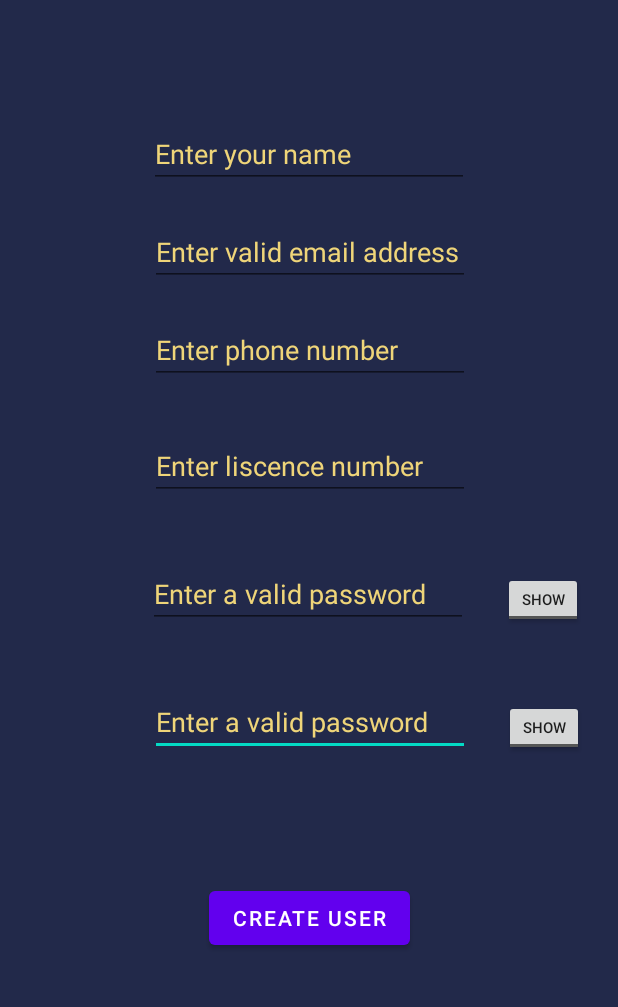
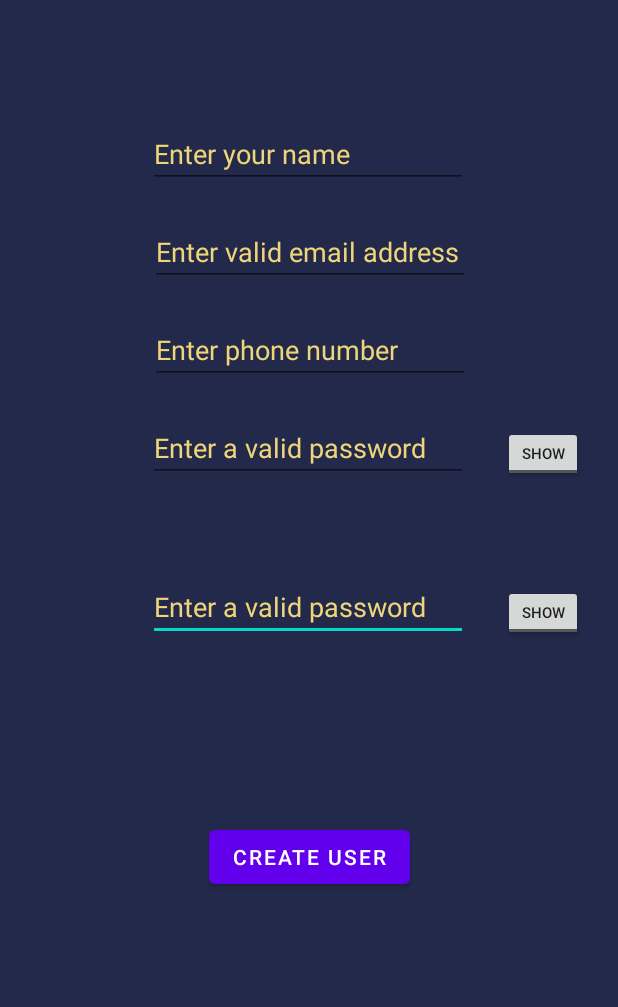
Before and after one commit to rk-3131/Go-Agro-Project, an Android app: the screen it shows after launch (CreateUserActivity2), after a tap on "New User?", on a phone screen of 412 x 824 dp, the part 216-1223 px from its top. Run offline under Robolectric (Android 15) with nearby library versions, the phone set to English and light mode, and no system bars; our stand-ins replace Firebase (no records; nobody signed in at launch, a user with empty details on screens opened directly).

Commit message:
Minor Glitches about data saving resolved

```diff
--- a/app/src/main/AndroidManifest.xml
+++ b/app/src/main/AndroidManifest.xml
@@ -2,6 +2,8 @@
 <manifest xmlns:android="http://schemas.android.com/apk/res/android"
     xmlns:tools="http://schemas.android.com/tools"
     package="com.example.goagro">
+
+    <uses-permission android:name="android.permission.INTERNET" />
 
     <application
         android:allowBackup="true"
--- a/app/src/main/java/com/example/goagro/CreateUserActivity2.java
+++ b/app/src/main/java/com/example/goagro/CreateUserActivity2.java
@@ -35,7 +35,6 @@ public class CreateUserActivity2 extends AppCompatActivity {
     EditText name;
     EditText email;
     EditText phone;
-    EditText licence;
     EditText pass1;
     EditText pass2;
     Button newUser;
@@ -50,7 +49,6 @@ public class CreateUserActivity2 extends AppCompatActivity {
         name = findViewById(R.id.Name);
         email = findViewById(R.id.emailAddress);
         phone = findViewById(R.id.phoneNumber);
-        licence = findViewById(R.id.liscenceNumber);
         pass1 = findViewById(R.id.password1);
         pass2 = findViewById(R.id.password2);
         newUser = findViewById(R.id.signUpButton);
@@ -64,7 +62,6 @@ public class CreateUserActivity2 extends AppCompatActivity {
                 String txt_name = name.getText().toString();
                 String txt_email = email.getText().toString();
                 String txt_phone = phone.getText().toString();
-                String txt_licence = licence.getText().toString();
                 String txt_pass1 = pass1.getText().toString();
                 String txt_pass2 = pass2.getText().toString();
 
@@ -75,7 +72,7 @@ public class CreateUserActivity2 extends AppCompatActivity {
                 }else if (TextUtils.isEmpty(txt_email) || TextUtils.isEmpty(txt_pass1) || TextUtils.isEmpty(txt_name)){
                     Toast.makeText(CreateUserActivity2.this, "Don't leave any of the field empty", Toast.LENGTH_SHORT).show();
                 }else{
-                    createUser(txt_name, txt_email, txt_phone, txt_licence, txt_pass1);
+                    createUser(txt_name, txt_email, txt_phone, txt_pass1);
                 }
 
             }
@@ -107,7 +104,7 @@ public class CreateUserActivity2 extends AppCompatActivity {
 
 
     }
-    public void createUser(String name, String mail, String phone, String licence, String pass){
+    public void createUser(String name, String mail, String phone, String pass){
         auth.createUserWithEmailAndPassword(mail, pass).addOnCompleteListener(new OnCompleteListener<AuthResult>() {
             @Override
             public void onComplete(@NonNull Task<AuthResult> task) {
@@ -119,7 +116,7 @@ public class CreateUserActivity2 extends AppCompatActivity {
                         public void onComplete(@NonNull Task<Void> task) {
                             Toast.makeText(CreateUserActivity2.this, "Email message for verification sent successfully verify the email and then you can log into the account", Toast.LENGTH_LONG).show();
 //                        storeData(name, mail, phone, licence);
-                            sendDataToMainActivity(name, mail, phone, licence);
+                            sendDataToMainActivity(name, mail, phone);
 //                        startActivity(new Intent(CreateUserActivity2.this, MainActivity.class));
                         }
                     }).addOnFailureListener(new OnFailureListener() {
@@ -138,12 +135,11 @@ public class CreateUserActivity2 extends AppCompatActivity {
         });
     }
 
-    public void sendDataToMainActivity(String name, String email, String phone, String licence){
+    public void sendDataToMainActivity(String name, String email, String phone){
         Intent intent = new Intent(CreateUserActivity2.this, MainActivity.class);
         intent.putExtra("C_name", name);
         intent.putExtra("C_email", email);
         intent.putExtra("C_phone", phone);
-        intent.putExtra("C_licence", licence);
 
         startActivity(intent);
 
--- a/app/src/main/java/com/example/goagro/MainActivity.java
+++ b/app/src/main/java/com/example/goagro/MainActivity.java
@@ -35,9 +35,6 @@ public class MainActivity extends AppCompatActivity {
     ToggleButton showPass;
 
 
-
-
-
     @Override
     protected void onCreate(Bundle savedInstanceState) {
         super.onCreate(savedInstanceState);
@@ -58,6 +55,13 @@ public class MainActivity extends AppCompatActivity {
             Toast.makeText(this, "User logged in with previous entries", Toast.LENGTH_SHORT).show();
         }
 
+        Bundle extras = getIntent().getExtras();
+//        this will be null if we don't have any data from the createuser activity
+
+        if (extras != null){
+            saveInDatabase();
+        }
+//        if we have got something from other activity then we will save in the database
 
         newUserReg.setOnClickListener(new View.OnClickListener() {
             @Override
@@ -100,8 +104,9 @@ public class MainActivity extends AppCompatActivity {
                 if (task.isSuccessful()){
                     FirebaseUser user = FirebaseAuth.getInstance().getCurrentUser();
                     if (user.isEmailVerified()){
-                        saveInDatabase();
+//                        saveInDatabase();
                         startActivity(new Intent(MainActivity.this, IntroActivity2.class));
+                        finish();
                     }
                     else{
                         Toast.makeText(MainActivity.this, "Verify your email first and then come back", Toast.LENGTH_SHORT).show();
@@ -118,7 +123,6 @@ public class MainActivity extends AppCompatActivity {
         String name = intent.getStringExtra("C_name");
         String email = intent.getStringExtra("C_email");
         String phone = intent.getStringExtra("C_phone");
-        String licence = intent.getStringExtra("C_licence");
 
         FirebaseFirestore db = FirebaseFirestore.getInstance();
         FirebaseUser user = FirebaseAuth.getInstance().getCurrentUser();
@@ -129,7 +133,6 @@ public class MainActivity extends AppCompatActivity {
         map.put("Name", name);
         map.put("Email", email);
         map.put("Phone", phone);
-        map.put("Licence", licence);
 
         if (map != null){
             db.collection(userUid).document(name).set(map).addOnCompleteListener(new OnCompleteListener<Void>() {
--- a/app/src/main/res/layout/activity_create_user2.xml
+++ b/app/src/main/res/layout/activity_create_user2.xml
@@ -11,15 +11,17 @@
         android:id="@+id/password2"
         android:layout_width="wrap_content"
         android:layout_height="wrap_content"
-        android:layout_marginTop="40dp"
+        android:layout_marginTop="20dp"
         android:ems="10"
         android:hint="Enter a valid password"
         android:inputType="textPassword"
         android:textColorHint="#EFD579"
+        app:layout_constraintBottom_toTopOf="@+id/signUpButton"
         app:layout_constraintEnd_toEndOf="parent"
-        app:layout_constraintHorizontal_bias="0.502"
+        app:layout_constraintHorizontal_bias="0.497"
         app:layout_constraintStart_toStartOf="parent"
-        app:layout_constraintTop_toBottomOf="@+id/password1" />
+        app:layout_constraintTop_toBottomOf="@+id/password1"
+        app:layout_constraintVertical_bias="0.0" />
 
     <TextView
         android:id="@+id/header"
@@ -64,24 +66,10 @@
         app:layout_constraintTop_toBottomOf="@+id/emailAddress" />
 
     <EditText
-        android:id="@+id/liscenceNumber"
-        android:layout_width="wrap_content"
-        android:layout_height="wrap_content"
-        android:layout_marginTop="32dp"
-        android:ems="10"
-        android:hint="Enter liscence number"
-        android:inputType="textPersonName"
-        android:textColorHint="#EFD579"
-        app:layout_constraintEnd_toEndOf="parent"
-        app:layout_constraintHorizontal_bias="0.502"
-        app:layout_constraintStart_toStartOf="parent"
-        app:layout_constraintTop_toBottomOf="@+id/phoneNumber" />
-
-    <EditText
         android:id="@+id/password1"
         android:layout_width="wrap_content"
         android:layout_height="wrap_content"
-        android:layout_marginTop="40dp"
+        android:layout_marginTop="20dp"
         android:ems="10"
         android:hint="Enter a valid password"
         android:inputType="textPassword"
@@ -89,19 +77,19 @@
         app:layout_constraintEnd_toEndOf="parent"
         app:layout_constraintHorizontal_bias="0.497"
         app:layout_constraintStart_toStartOf="parent"
-        app:layout_constraintTop_toBottomOf="@+id/liscenceNumber" />
+        app:layout_constraintTop_toBottomOf="@+id/phoneNumber" />
 
     <Button
         android:id="@+id/signUpButton"
         android:layout_width="wrap_content"
         android:layout_height="wrap_content"
+        android:layout_marginTop="80dp"
         android:layout_marginBottom="44dp"
         android:text="Create User"
         app:layout_constraintBottom_toBottomOf="parent"
         app:layout_constraintEnd_toEndOf="parent"
         app:layout_constraintStart_toStartOf="parent"
-        app:layout_constraintTop_toBottomOf="@+id/password2"
-        app:layout_constraintVertical_bias="1.0" />
+        app:layout_constraintTop_toBottomOf="@+id/password2" />
 
     <EditText
         android:id="@+id/Name"
@@ -113,7 +101,7 @@
         android:inputType="textPersonName"
         android:textColorHint="#EFD579"
         app:layout_constraintEnd_toEndOf="parent"
-        app:layout_constraintHorizontal_bias="0.5"
+        app:layout_constraintHorizontal_bias="0.497"
         app:layout_constraintStart_toStartOf="parent"
         app:layout_constraintTop_toBottomOf="@+id/header" />
 
--- a/app/src/main/res/layout/activity_intro2.xml
+++ b/app/src/main/res/layout/activity_intro2.xml
@@ -36,7 +36,7 @@
         android:id="@+id/getData"
         android:layout_width="wrap_content"
         android:layout_height="wrap_content"
-        android:text="Get Data"
+        android:text="Weather"
         app:layout_constraintBaseline_toBaselineOf="@+id/logOut"
         app:layout_constraintEnd_toEndOf="parent"
         app:layout_constraintStart_toEndOf="@+id/logOut" />
```
Also changed, not shown: app/src/main/java/com/example/goagro/IntroActivity2.java (+14 -6 lines).
